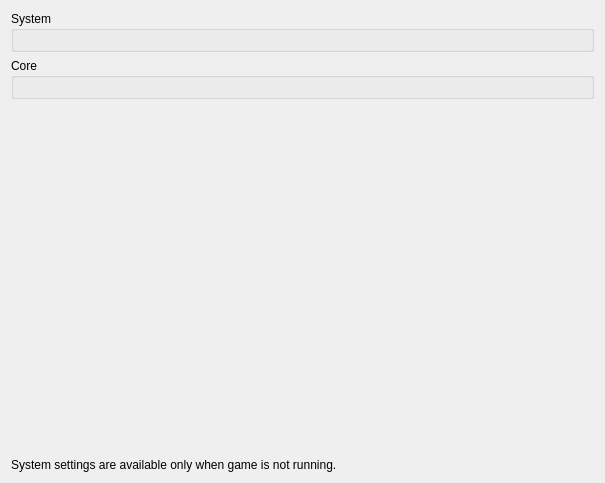
First picture: the form in src/yuzu/configuration/configure_system.ui, repository rorrim-rorrim/eden-alt, before the edit.
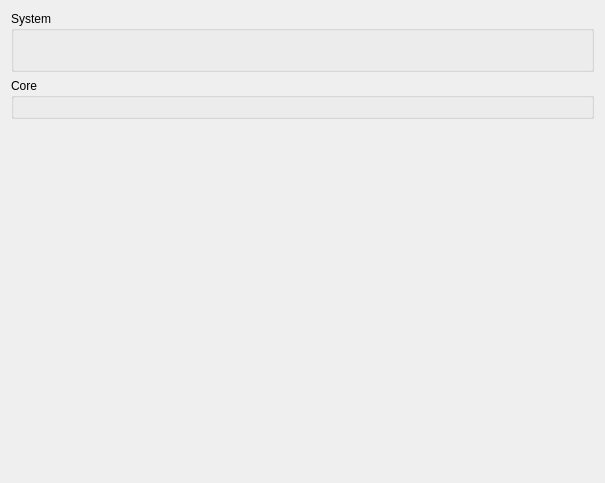
Second picture: the form after the edit.

Commit message:
configuration: Workaround for Windows Qt bug
Odd issue happens that dragging the cpu or system tabs in custom configs
would cause the window to take up the entire verticle space of the
screen.

```diff
--- a/src/yuzu/configuration/configure_system.ui
+++ b/src/yuzu/configuration/configure_system.ui
@@ -43,6 +43,16 @@
           </layout>
          </widget>
         </item>
+        <item>
+         <widget class="QLabel" name="label_warn_invalid_locale">
+          <property name="text">
+           <string/>
+          </property>
+          <property name="wordWrap">
+           <bool>true</bool>
+          </property>
+         </widget>
+        </item>
        </layout>
       </widget>
      </item>
@@ -86,26 +96,6 @@
        </property>
       </spacer>
      </item>
-     <item>
-      <widget class="QLabel" name="label_warn_invalid_locale">
-       <property name="text">
-        <string/>
-       </property>
-       <property name="wordWrap">
-        <bool>true</bool>
-       </property>
-      </widget>
-     </item>
-     <item>
-      <widget class="QLabel" name="label_disable_info">
-       <property name="text">
-        <string>System settings are available only when game is not running.</string>
-       </property>
-       <property name="wordWrap">
-        <bool>true</bool>
-       </property>
-      </widget>
-     </item>
     </layout>
    </item>
   </layout>
```
The commit also changes 2 other files.
